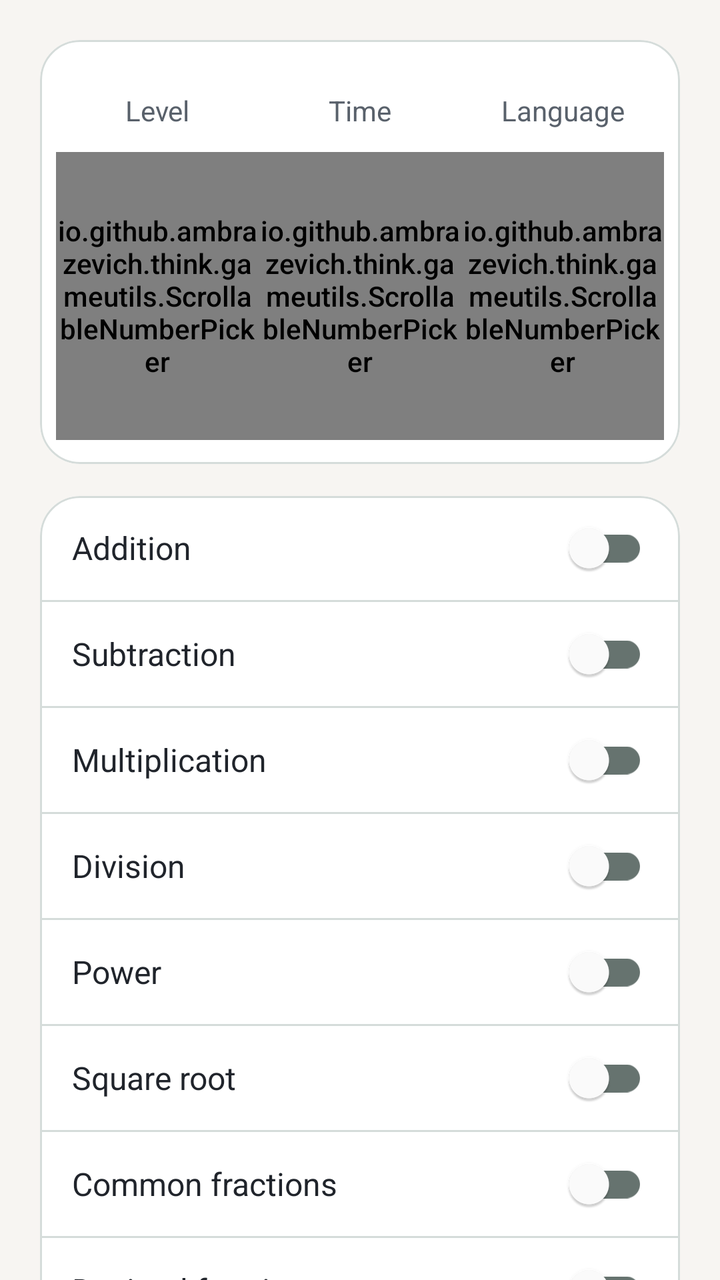
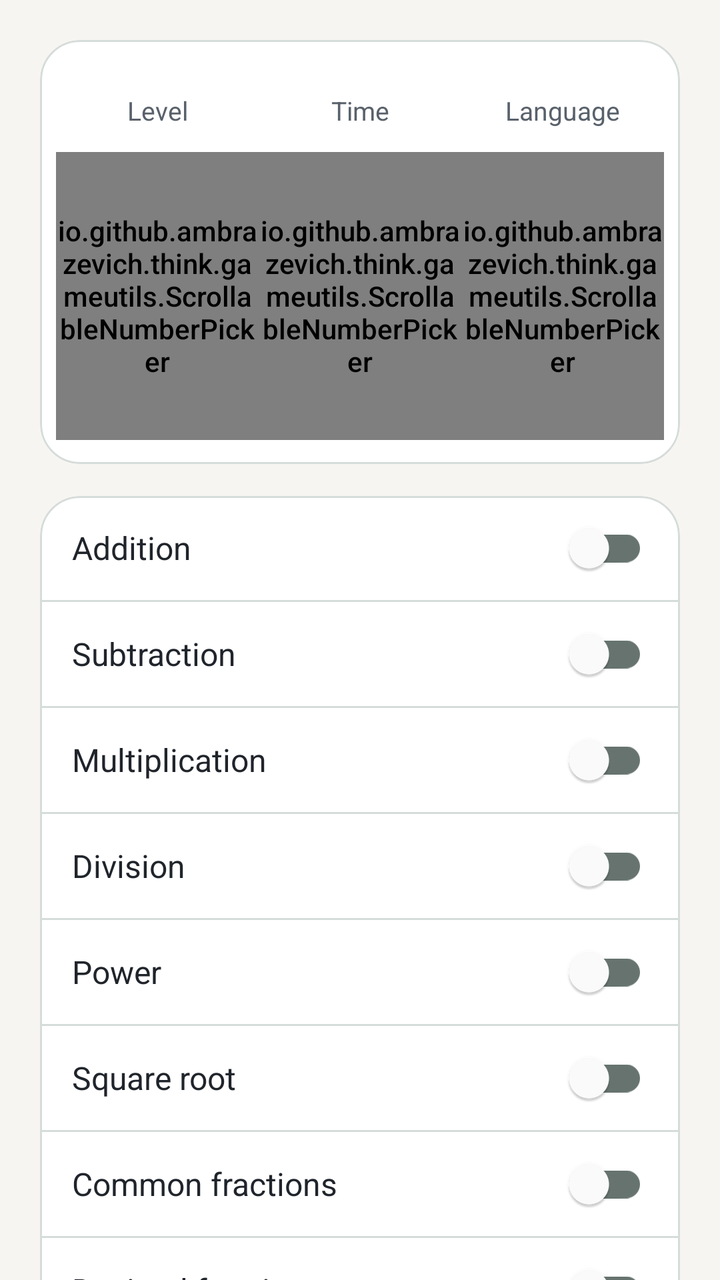

Before-and-after screenshots of an Android layout around one commit, followed by the original layout XML and the change that was made.
<!-- AndroidManifest.xml: activity theme Theme.Think.Settings -->
<!-- res/layout/activity_settings.xml -->
<?xml version="1.0" encoding="utf-8"?>
<androidx.constraintlayout.widget.ConstraintLayout xmlns:android="http://schemas.android.com/apk/res/android"
    xmlns:app="http://schemas.android.com/apk/res-auto"
    xmlns:tools="http://schemas.android.com/tools"
    android:id="@+id/settingsRoot"
    android:layout_width="match_parent"
    android:layout_height="match_parent"
    android:background="@color/game_background"
    android:paddingStart="20dp"
    android:paddingTop="20dp"
    android:paddingEnd="20dp"
    tools:context=".SettingsActivity">

    <ScrollView
        android:id="@+id/settingsScroll"
        android:layout_width="0dp"
        android:layout_height="0dp"
        android:clipToPadding="false"
        android:fillViewport="true"
        android:paddingBottom="24dp"
        android:scrollbars="none"
        app:layout_constraintBottom_toBottomOf="parent"
        app:layout_constraintEnd_toEndOf="parent"
        app:layout_constraintStart_toStartOf="parent"
        app:layout_constraintTop_toTopOf="parent">

        <LinearLayout
            android:layout_width="match_parent"
            android:layout_height="wrap_content"
            android:orientation="vertical">

            <com.google.android.material.card.MaterialCardView
                style="@style/ThinkCard"
                android:layout_width="match_parent"
                android:layout_height="wrap_content">

                <LinearLayout
                    android:layout_width="match_parent"
                    android:layout_height="wrap_content"
                    android:baselineAligned="false"
                    android:orientation="horizontal"
                    android:paddingStart="8dp"
                    android:paddingTop="16dp"
                    android:paddingEnd="8dp"
                    android:paddingBottom="12dp">

                    <LinearLayout
                        android:layout_width="0dp"
                        android:layout_height="wrap_content"
                        android:layout_weight="1"
                        android:gravity="center_horizontal"
                        android:orientation="vertical">
                        <TextView
                            style="@style/SettingsWheelLabel"
                            android:text="@string/level" />
                        <io.github.ambrazevich.think.gameutils.ScrollableNumberPicker
                            android:id="@+id/numberPickerDifficulty"
                            android:layout_width="match_parent"
                            android:layout_height="144dp"
                            android:descendantFocusability="blocksDescendants"
                            android:solidColor="@color/game_surface"
                            android:theme="@style/ThinkNumberPickerTheme" />
                    </LinearLayout>

                    <LinearLayout
                        android:layout_width="0dp"
                        android:layout_height="wrap_content"
                        android:layout_weight="1"
                        android:gravity="center_horizontal"
                        android:orientation="vertical">
                        <TextView
                            style="@style/SettingsWheelLabel"
                            android:text="@string/time" />
                        <io.github.ambrazevich.think.gameutils.ScrollableNumberPicker
                            android:id="@+id/numberPickerTime"
                            android:layout_width="match_parent"
                            android:layout_height="144dp"
                            android:descendantFocusability="blocksDescendants"
                            android:solidColor="@color/game_surface"
                            android:theme="@style/ThinkNumberPickerTheme" />
                    </LinearLayout>

                    <LinearLayout
                        android:layout_width="0dp"
                        android:layout_height="wrap_content"
                        android:layout_weight="1"
                        android:gravity="center_horizontal"
                        android:orientation="vertical">
                        <TextView
                            style="@style/SettingsWheelLabel"
                            android:text="@string/language" />
                        <io.github.ambrazevich.think.gameutils.ScrollableNumberPicker
                            android:id="@+id/numberPickerLanguage"
                            android:layout_width="match_parent"
                            android:layout_height="144dp"
                            android:descendantFocusability="blocksDescendants"
                            android:solidColor="@color/game_surface"
                            android:theme="@style/ThinkNumberPickerTheme" />
                    </LinearLayout>
                </LinearLayout>
            </com.google.android.material.card.MaterialCardView>

            <com.google.android.material.card.MaterialCardView
                style="@style/ThinkCard"
                android:layout_width="match_parent"
                android:layout_height="wrap_content"
                android:layout_marginTop="16dp">

                <LinearLayout
                    android:layout_width="match_parent"
                    android:layout_height="wrap_content"
                    android:divider="@drawable/settings_divider"
                    android:orientation="vertical"
                    android:showDividers="middle">

                    <com.google.android.material.switchmaterial.SwitchMaterial
                        android:id="@+id/switchAddition"
                        style="@style/SettingsSwitch"
                        android:text="@string/addition" />
                    <com.google.android.material.switchmaterial.SwitchMaterial
                        android:id="@+id/switchSubtraction"
                        style="@style/SettingsSwitch"
                        android:text="@string/subtraction" />
                    <com.google.android.material.switchmaterial.SwitchMaterial
                        android:id="@+id/switchMultiplication"
                        style="@style/SettingsSwitch"
                        android:text="@string/multiplication" />
                    <com.google.android.material.switchmaterial.SwitchMaterial
                        android:id="@+id/switchDivision"
                        style="@style/SettingsSwitch"
                        android:text="@string/division" />
                    <com.google.android.material.switchmaterial.SwitchMaterial
                        android:id="@+id/switchPower"
                        style="@style/SettingsSwitch"
                        android:text="@string/power" />
                    <com.google.android.material.switchmaterial.SwitchMaterial
                        android:id="@+id/switchSquareRoot"
                        style="@style/SettingsSwitch"
                        android:text="@string/square_root" />
                    <com.google.android.material.switchmaterial.SwitchMaterial
                        android:id="@+id/switchCommonFractions"
                        style="@style/SettingsSwitch"
                        android:text="@string/common_fractions" />
                    <com.google.android.material.switchmaterial.SwitchMaterial
                        android:id="@+id/switchDecimalFractions"
                        style="@style/SettingsSwitch"
                        android:text="@string/decimal_fractions" />
                    <com.google.android.material.switchmaterial.SwitchMaterial
                        android:id="@+id/switchDarkMode"
                        style="@style/SettingsSwitch"
                        android:text="@string/dark_mode" />
                </LinearLayout>
            </com.google.android.material.card.MaterialCardView>
        </LinearLayout>
    </ScrollView>
</androidx.constraintlayout.widget.ConstraintLayout>
<!-- resources referenced by this layout -->
<resources>
  <color name="game_background">#F7F5F2</color>
  <color name="game_surface">#FFFFFF</color>
  <!-- drawable settings_divider (drawable) -->
  <?xml version="1.0" encoding="utf-8"?>
  <shape xmlns:android="http://schemas.android.com/apk/res/android" android:shape="rectangle">
      <size android:height="1dp" />
      <solid android:color="@color/outline_soft" />
  </shape>
  <string name="addition">Addition</string>
  <string name="common_fractions">Common fractions</string>
  <string name="dark_mode">Dark mode</string>
  <string name="decimal_fractions">Decimal fractions</string>
  <string name="division">Division</string>
  <string name="language">Language</string>
  <string name="level">Level</string>
  <string name="multiplication">Multiplication</string>
  <string name="power">Power</string>
  <string name="square_root">Square root</string>
  <string name="subtraction">Subtraction</string>
  <string name="time">Time</string>
  <style name="SettingsWheelLabel">
          <item name="android:layout_width">match_parent</item>
          <item name="android:layout_height">wrap_content</item>
          <item name="android:textSize">14sp</item>
          <item name="android:textColor">@color/text_secondary</item>
          <item name="android:fontFamily">sans-serif-medium</item>
          <item name="android:gravity">center</item>
          <item name="android:maxLines">2</item>
          <item name="android:minHeight">40dp</item>
          <item name="android:includeFontPadding">false</item>
      </style>
  <style name="ThinkCard" parent="Widget.MaterialComponents.CardView">
          <item name="cardBackgroundColor">@color/game_surface</item>
          <item name="cardCornerRadius">20dp</item>
          <item name="cardElevation">0dp</item>
          <item name="strokeColor">@color/outline_soft</item>
          <item name="strokeWidth">1dp</item>
      </style>
  <style name="Theme.Think.Settings" parent="Theme.Think" />
  <color name="outline_soft">#D5DCDA</color>
  <color name="text_primary">#20242B</color>
  <color name="text_secondary">#59616B</color>
  <color name="game_primary">#0E625F</color>
  <style name="Theme.Think" parent="@style/ThinkSystemBarsTheme" />
  <style name="ThinkSystemBarsTheme" parent="@style/ThinkBaseTheme">
          <item name="android:windowLightStatusBar">@bool/light_system_bars</item>
          <item name="android:windowLightNavigationBar">@bool/light_system_bars</item>
      </style>
  <color name="game_primary_variant">#0B504D</color>
  <color name="game_on_primary">#FFFFFF</color>
  <color name="game_error">#B3261E</color>
  <color name="on_error">#FFFFFF</color>
  <color name="ripple_primary">#330E625F</color>
  <style name="ThemeOverlay.Think.MaterialAlertDialog" parent="ThemeOverlay.MaterialComponents.MaterialAlertDialog">
          <item name="colorPrimary">@color/game_primary</item>
          <item name="colorSurface">@color/game_surface</item>
          <item name="colorOnSurface">@color/text_primary</item>
          <item name="android:textColorPrimary">@color/text_primary</item>
          <item name="android:textColorSecondary">@color/text_secondary</item>
          <item name="shapeAppearanceOverlay">@style/ThinkDialogShape</item>
      </style>
  <style name="ThinkDialogShape">
          <item name="cornerFamily">rounded</item>
          <item name="cornerSize">20dp</item>
      </style>
  <!-- unchanged entries left out for length: 3 -->
</resources>

<!-- the commit's change to res/layout/activity_settings.xml (unified diff, before → after) -->
@@ -6,9 +6,9 @@
     android:layout_width="match_parent"
     android:layout_height="match_parent"
     android:background="@color/game_background"
-    android:paddingStart="20dp"
+    android:paddingStart="@dimen/settings_screen_horizontal_padding"
     android:paddingTop="20dp"
-    android:paddingEnd="20dp"
+    android:paddingEnd="@dimen/settings_screen_horizontal_padding"
     tools:context=".SettingsActivity">
 
     <ScrollView
@@ -39,9 +39,9 @@
                     android:layout_height="wrap_content"
                     android:baselineAligned="false"
                     android:orientation="horizontal"
-                    android:paddingStart="8dp"
+                    android:paddingStart="@dimen/settings_wheel_horizontal_padding"
                     android:paddingTop="16dp"
-                    android:paddingEnd="8dp"
+                    android:paddingEnd="@dimen/settings_wheel_horizontal_padding"
                     android:paddingBottom="12dp">
 
                     <LinearLayout
<!-- resource entries referenced after the edit -->
@@ -2,6 +2,8 @@
 <resources>
   <color name="game_background">#F7F5F2</color>
   <color name="game_surface">#FFFFFF</color>
+  <dimen name="settings_screen_horizontal_padding">12dp</dimen>
+  <dimen name="settings_wheel_horizontal_padding">4dp</dimen>
   <!-- drawable settings_divider (drawable) -->
   <?xml version="1.0" encoding="utf-8"?>
   <shape xmlns:android="http://schemas.android.com/apk/res/android" android:shape="rectangle">
@@ -23,7 +25,7 @@
   <style name="SettingsWheelLabel">
           <item name="android:layout_width">match_parent</item>
           <item name="android:layout_height">wrap_content</item>
-          <item name="android:textSize">14sp</item>
+          <item name="android:textSize">@dimen/settings_picker_text_size</item>
           <item name="android:textColor">@color/text_secondary</item>
           <item name="android:fontFamily">sans-serif-medium</item>
           <item name="android:gravity">center</item>
@@ -41,6 +43,7 @@
   <style name="Theme.Think.Settings" parent="Theme.Think" />
   <color name="outline_soft">#D5DCDA</color>
   <color name="text_primary">#20242B</color>
+  <dimen name="settings_picker_text_size">12sp</dimen>
   <color name="text_secondary">#59616B</color>
   <color name="game_primary">#0E625F</color>
   <style name="Theme.Think" parent="@style/ThinkSystemBarsTheme" />
